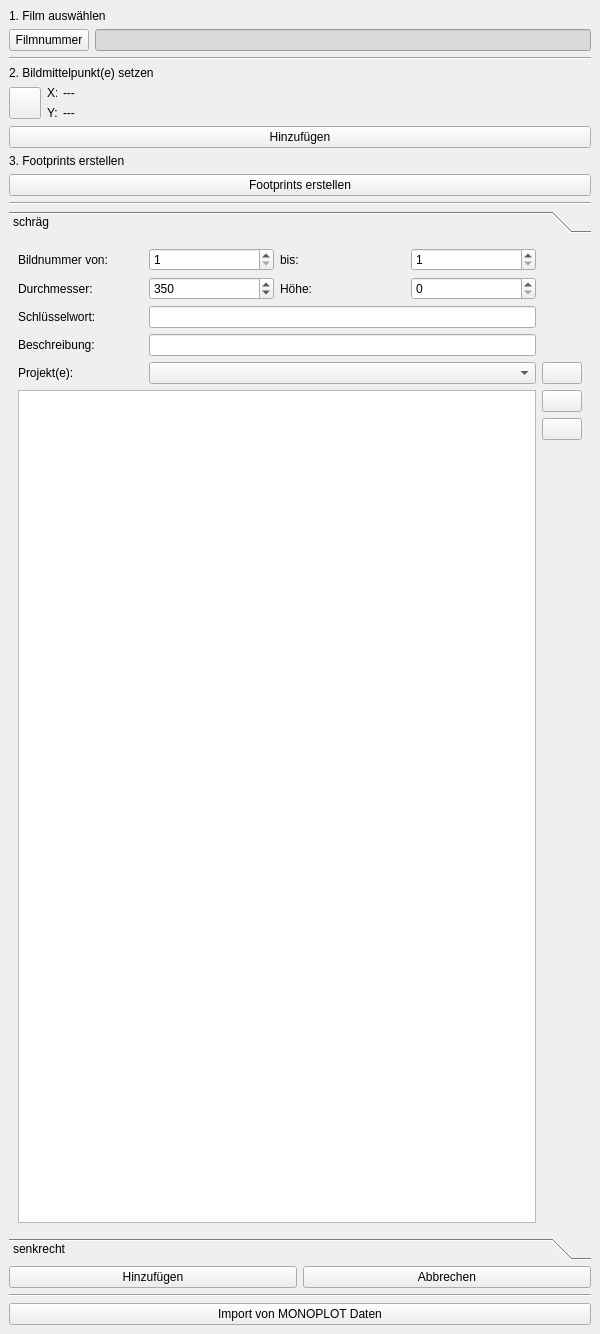
APIS-Luftbildarchiv/APIS3, file APIS/ui/apis_image_mapping.ui: the form before one commit.
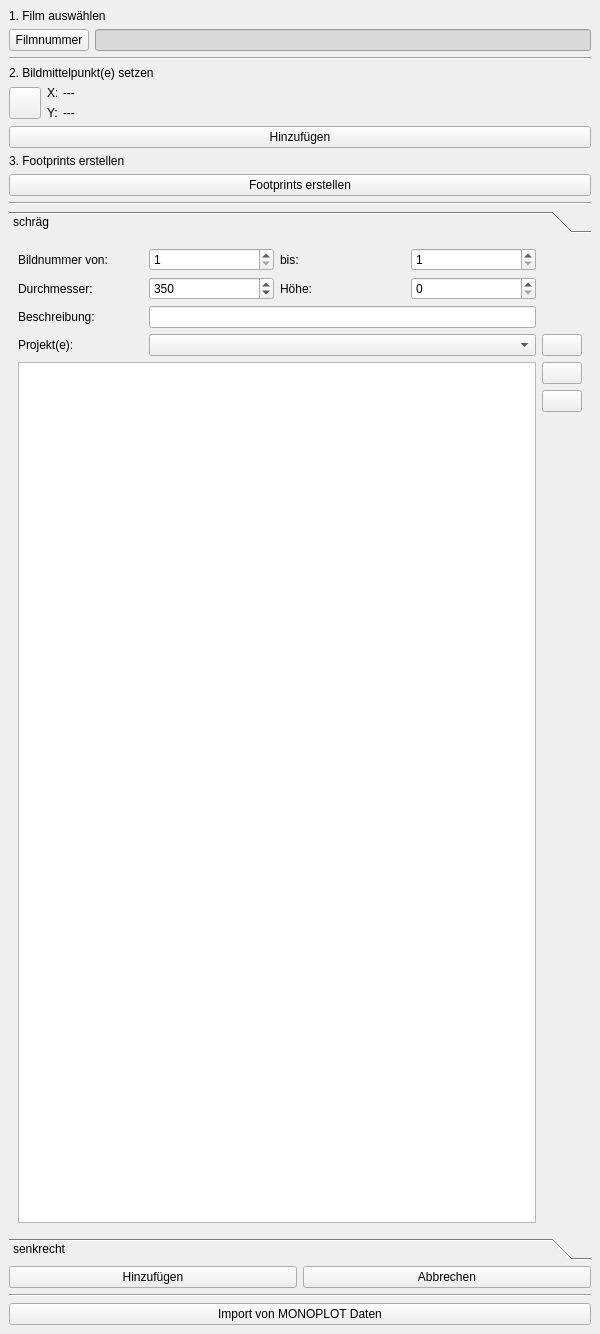
The form after the commit. Icons and pictures are not drawn.

What changed in the file:
```diff
--- a/APIS/ui/apis_image_mapping.ui
+++ b/APIS/ui/apis_image_mapping.ui
@@ -290,7 +290,7 @@
               </property>
              </widget>
             </item>
-            <item row="3" column="0">
+            <item row="2" column="0">
              <widget class="QLabel" name="label_13">
               <property name="text">
                <string>Beschreibung:</string>
@@ -298,15 +298,39 @@
              </widget>
             </item>
             <item row="3" column="1" colspan="3">
-             <widget class="QLineEdit" name="uiImageDescriptionEdit"/>
+             <widget class="QComboBox" name="uiProjectObliqueCombo"/>
             </item>
-            <item row="2" column="1" colspan="3">
-             <widget class="QLineEdit" name="uiImageKeywordEdit"/>
+            <item row="0" column="3">
+             <widget class="QSpinBox" name="uiImageNumberToSpn">
+              <property name="minimum">
+               <number>1</number>
+              </property>
+              <property name="maximum">
+               <number>999</number>
+              </property>
+             </widget>
             </item>
-            <item row="2" column="0">
-             <widget class="QLabel" name="label_12">
+            <item row="1" column="2">
+             <widget class="QLabel" name="label_11">
               <property name="text">
-               <string>Schlüsselwort:</string>
+               <string>Höhe:</string>
+              </property>
+             </widget>
+            </item>
+            <item row="0" column="1">
+             <widget class="QSpinBox" name="uiImageNumberFromSpn">
+              <property name="minimum">
+               <number>1</number>
+              </property>
+              <property name="maximum">
+               <number>999</number>
+              </property>
+             </widget>
+            </item>
+            <item row="3" column="0">
+             <widget class="QLabel" name="label_14">
+              <property name="text">
+               <string>Projekt(e):</string>
               </property>
              </widget>
             </item>
@@ -323,23 +347,37 @@
               </property>
              </widget>
             </item>
-            <item row="1" column="2">
-             <widget class="QLabel" name="label_11">
+            <item row="4" column="4">
+             <widget class="QPushButton" name="uiAddProjectObliqueBtn">
+              <property name="sizePolicy">
+               <sizepolicy hsizetype="Fixed" vsizetype="Fixed">
+                <horstretch>0</horstretch>
+                <verstretch>0</verstretch>
+               </sizepolicy>
+              </property>
               <property name="text">
-               <string>Höhe:</string>
+               <string/>
+              </property>
+              <property name="icon">
+               <iconset resource="resource.qrc">
+                <normaloff>:/plugins/APIS/icons/add.png</normaloff>:/plugins/APIS/icons/add.png</iconset>
               </property>
              </widget>
             </item>
-            <item row="4" column="1" colspan="3">
-             <widget class="QComboBox" name="uiProjectObliqueCombo"/>
-            </item>
-            <item row="0" column="1">
-             <widget class="QSpinBox" name="uiImageNumberFromSpn">
-              <property name="minimum">
-               <number>1</number>
+            <item row="5" column="4">
+             <widget class="QPushButton" name="uiRemoveProjectObliqueBtn">
+              <property name="sizePolicy">
+               <sizepolicy hsizetype="Fixed" vsizetype="Fixed">
+                <horstretch>0</horstretch>
+                <verstretch>0</verstretch>
+               </sizepolicy>
               </property>
-              <property name="maximum">
-               <number>999</number>
+              <property name="text">
+               <string/>
+              </property>
+              <property name="icon">
+               <iconset resource="resource.qrc">
+                <normaloff>:/plugins/APIS/icons/remove.png</normaloff>:/plugins/APIS/icons/remove.png</iconset>
               </property>
              </widget>
             </item>
@@ -350,26 +388,6 @@
               </property>
              </widget>
             </item>
-            <item row="5" column="0" rowspan="3" colspan="4">
-             <widget class="QListWidget" name="uiProjectObliqueList"/>
-            </item>
-            <item row="0" column="3">
-             <widget class="QSpinBox" name="uiImageNumberToSpn">
-              <property name="minimum">
-               <number>1</number>
-              </property>
-              <property name="maximum">
-               <number>999</number>
-              </property>
-             </widget>
-            </item>
-            <item row="4" column="0">
-             <widget class="QLabel" name="label_14">
-              <property name="text">
-               <string>Projekt(e):</string>
-              </property>
-             </widget>
-            </item>
             <item row="1" column="3">
              <widget class="QSpinBox" name="uiFlightHeightObliqueSpn">
               <property name="maximum">
@@ -377,24 +395,13 @@
               </property>
              </widget>
             </item>
-            <item row="5" column="4">
-             <widget class="QPushButton" name="uiAddProjectObliqueBtn">
-              <property name="sizePolicy">
-               <sizepolicy hsizetype="Fixed" vsizetype="Fixed">
-                <horstretch>0</horstretch>
-                <verstretch>0</verstretch>
-               </sizepolicy>
-              </property>
-              <property name="text">
-               <string/>
-              </property>
-              <property name="icon">
-               <iconset resource="resource.qrc">
-                <normaloff>:/plugins/APIS/icons/add.png</normaloff>:/plugins/APIS/icons/add.png</iconset>
-              </property>
-             </widget>
+            <item row="4" column="0" rowspan="3" colspan="4">
+             <widget class="QListWidget" name="uiProjectObliqueList"/>
             </item>
-            <item row="4" column="4">
+            <item row="2" column="1" colspan="3">
+             <widget class="QLineEdit" name="uiImageDescriptionEdit"/>
+            </item>
+            <item row="3" column="4">
              <widget class="QPushButton" name="uiEditProjectTableObliqueBtn">
               <property name="sizePolicy">
                <sizepolicy hsizetype="Fixed" vsizetype="Fixed">
@@ -411,23 +418,6 @@
               </property>
              </widget>
             </item>
-            <item row="6" column="4">
-             <widget class="QPushButton" name="uiRemoveProjectObliqueBtn">
-              <property name="sizePolicy">
-               <sizepolicy hsizetype="Fixed" vsizetype="Fixed">
-                <horstretch>0</horstretch>
-                <verstretch>0</verstretch>
-               </sizepolicy>
-              </property>
-              <property name="text">
-               <string/>
-              </property>
-              <property name="icon">
-               <iconset resource="resource.qrc">
-                <normaloff>:/plugins/APIS/icons/remove.png</normaloff>:/plugins/APIS/icons/remove.png</iconset>
-              </property>
-             </widget>
-            </item>
            </layout>
           </item>
          </layout>
```
